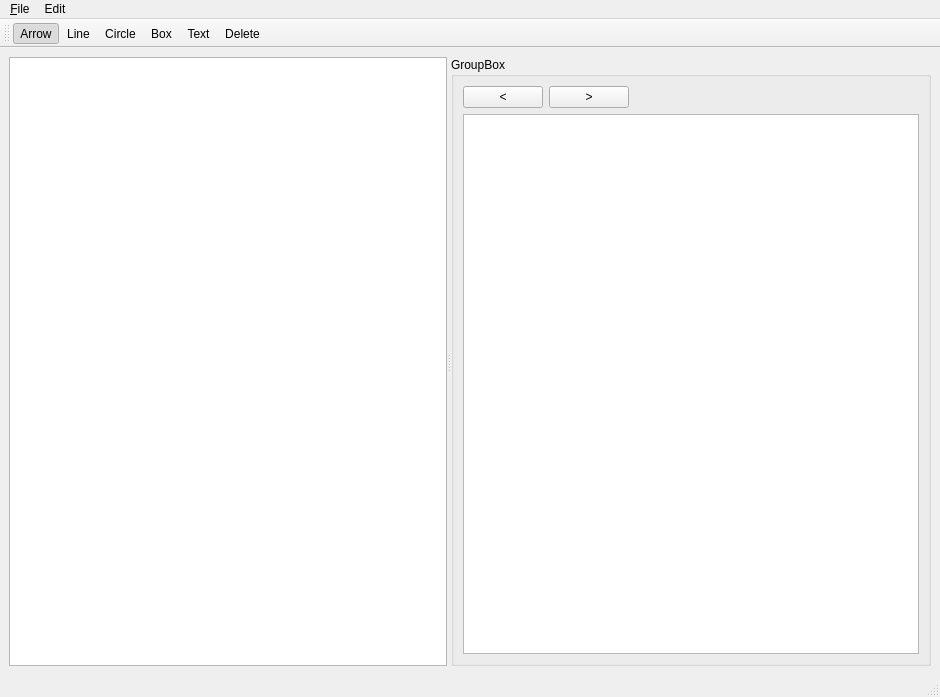
This is ascii_image.ui in ccrome/ascii_image as Qt 5 draws it before an edit. The edited form follows.
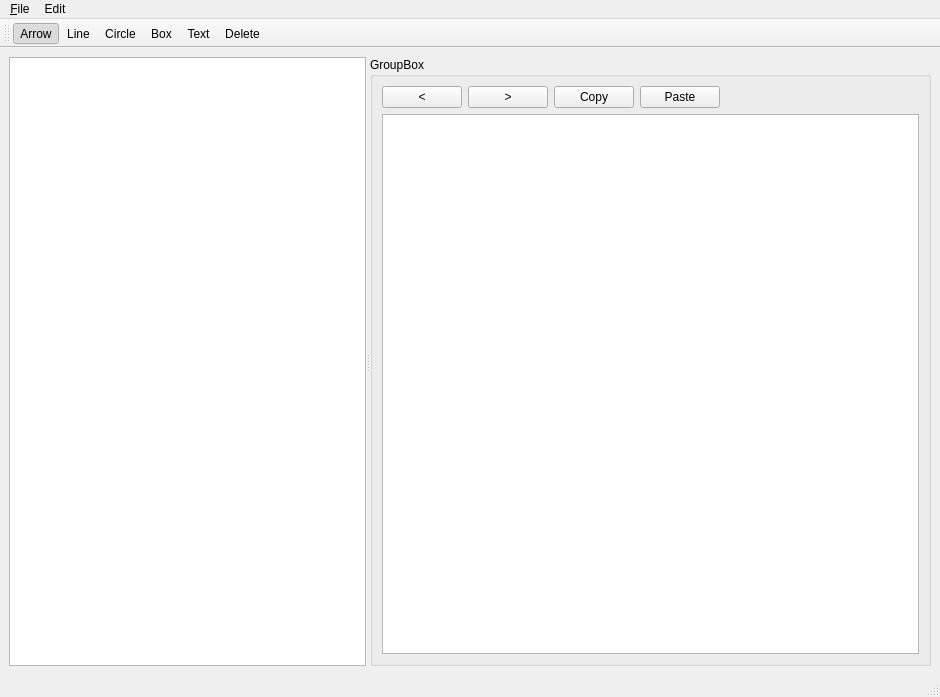
This is the edited form. Custom widgets are drawn as their Qt base class.

Commit message: added copy and paste

The edit to the form file:
```diff
--- a/ascii_image.ui
+++ b/ascii_image.ui
@@ -48,6 +48,20 @@
               </property>
              </widget>
             </item>
+            <item>
+             <widget class="QPushButton" name="buttonCopy">
+              <property name="text">
+               <string>Copy</string>
+              </property>
+             </widget>
+            </item>
+            <item>
+             <widget class="QPushButton" name="buttonPaste">
+              <property name="text">
+               <string>Paste</string>
+              </property>
+             </widget>
+            </item>
             <item>
              <spacer name="horizontalSpacer">
               <property name="orientation">
```
The commit also changes 2 other files.
